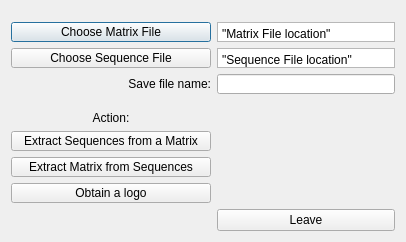
The window that src/window.ui (TaronSilver/genom) describes before a commit, drawn with Qt 5.
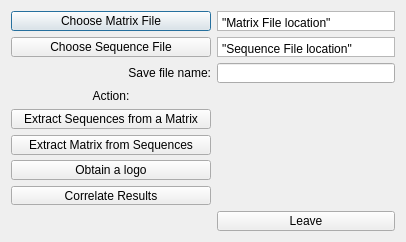
The same window after the commit.

Commit message: Advanced in adapting correlate

What changed in the file:
```diff
--- a/src/window.ui
+++ b/src/window.ui
@@ -216,7 +216,7 @@
        </property>
       </widget>
      </item>
-     <item row="4" column="0">
+     <item row="5" column="0">
       <spacer name="verticalSpacer_3">
        <property name="orientation">
         <enum>Qt::Vertical</enum>
@@ -229,7 +229,7 @@
        </property>
       </spacer>
      </item>
-     <item row="4" column="1">
+     <item row="5" column="1">
       <widget class="QPushButton" name="buttonLeave">
        <property name="text">
         <string>Leave</string>
@@ -258,6 +258,13 @@
        </property>
       </widget>
      </item>
+     <item row="4" column="0">
+      <widget class="QPushButton" name="buttonCorrelate">
+       <property name="text">
+        <string>Correlate Results</string>
+       </property>
+      </widget>
+     </item>
     </layout>
    </item>
   </layout>
```
The commit also changes 10 other files.
